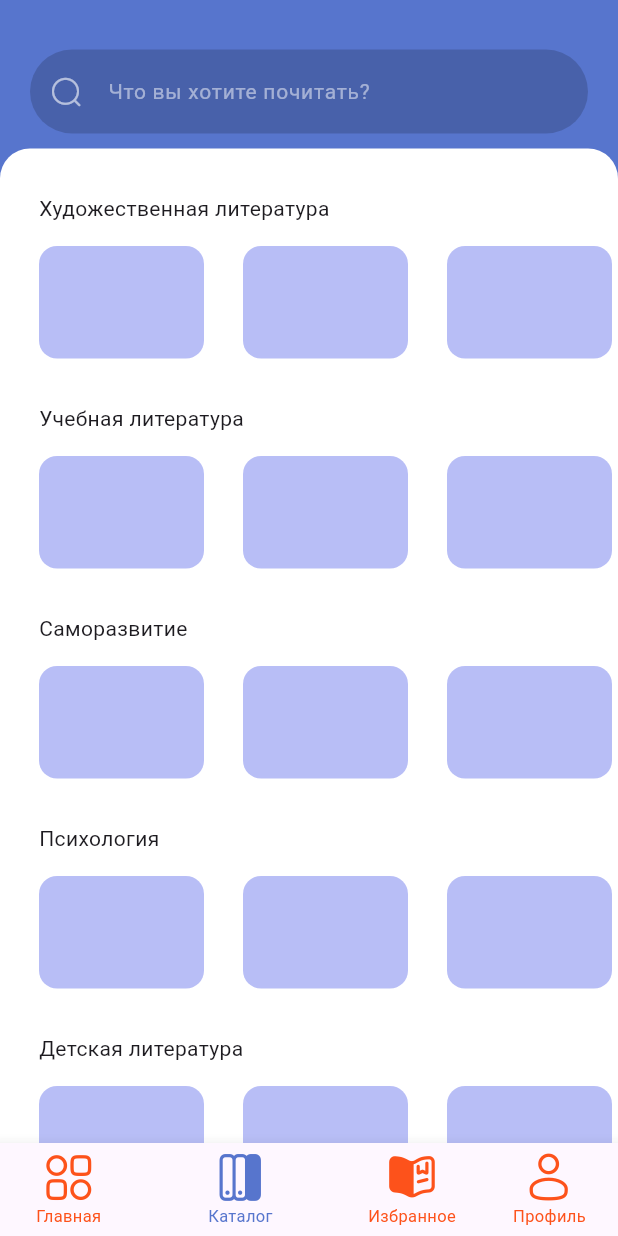
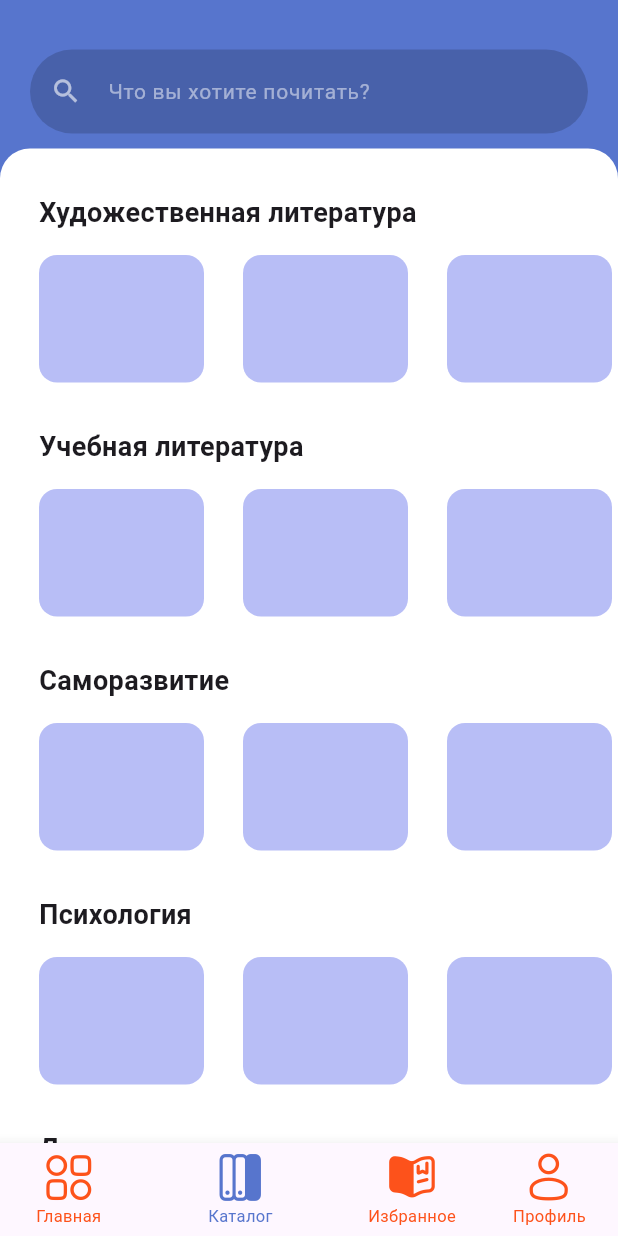
Before and after one commit to KASHINSKAES/BookTrack, a Flutter app: the screen it shows after launch, item 2 of the bottom bar chosen, on a phone screen of 412 x 824 dp. Run offline on Flutter 3.47's test engine with Material 3 defaults, Android fonts, the phone set to English and light mode, and no system bars; our stand-ins replace carousel_slider, flutter_svg; Roboto replaces fonts that are missing (MPLUSRounded1c).

Commit message:
nine commit

```diff
--- a/lib/icons.dart
+++ b/lib/icons.dart
@@ -14,6 +14,7 @@
 ///
 ///
 library;
+
 import 'package:flutter/widgets.dart';
 
 class MyFlutterApp {
@@ -74,4 +75,8 @@ class MyFlutterApp {
       IconData(0xe818, fontFamily: _kFontFam, fontPackage: _kFontPkg);
   static const IconData history_2 =
       IconData(0xe819, fontFamily: _kFontFam, fontPackage: _kFontPkg);
+
+  static const IconData tuning2 = IconData(0xe900, fontFamily: _kFontPkg);
+
+  static const IconData sort = IconData(0xe901, fontFamily: _kFontPkg);
 }
--- a/lib/main.dart
+++ b/lib/main.dart
@@ -2,6 +2,7 @@ import 'package:flutter/material.dart';
 import '/icons.dart';
 import '/pages/mainPage.dart';
 import '/pages/catalogPage.dart';
+import '/widgets/BookListPage.dart';
 
 void main() {
   runApp(const MyApp());
@@ -15,7 +16,7 @@ class MyApp extends StatelessWidget {
     return MaterialApp(
       debugShowCheckedModeBanner: false,
       theme: ThemeData(fontFamily: 'MPLUSRounded1c'),
-      home: BottomNavigationBarEX(),
+      home: const BottomNavigationBarEX(),
     );
   }
 }
@@ -24,42 +25,77 @@ class BottomNavigationBarEX extends StatefulWidget {
   const BottomNavigationBarEX({super.key});
 
   @override
-  State<BottomNavigationBarEX> createState() => HomePage();
+  State<BottomNavigationBarEX> createState() => _BottomNavigationBarEXState();
 }
 
-class HomePage extends State<BottomNavigationBarEX> {
-  static int _selectedIndex = 0;
-  static const List<Widget> _pages = <Widget>[
-    MainPage(),
-    Catalogpage(),
-    Icon(
-      Icons.chat,
-      size: 150,
-    ),
-     Icon(
-      Icons.chat,
-      size: 150,
-    ),
-  ];
+class _BottomNavigationBarEXState extends State<BottomNavigationBarEX> {
+  int _selectedIndex = 0;
+  String? _selectedCategory;
+
+  void _onCategoryTap(String category) {
+    setState(() {
+      _selectedCategory =
+          category; // Выбираем категорию для отображения BookListPage
+    });
+  }
+
   void _onItemTap(int index) {
     setState(() {
       _selectedIndex = index;
+      _selectedCategory =
+          null; // Сбрасываем категорию, чтобы вернуться на основную страницу
     });
+  }
+
+  static List<Widget> _mainPages(
+      BuildContext context, Function(String) onCategoryTap) {
+    return <Widget>[
+      const MainPage(),
+      CatalogPage(
+          onCategoryTap: onCategoryTap), // Передача обработчика в CatalogPage
+      const Icon(
+        Icons.favorite,
+        size: 150,
+      ),
+      const Icon(
+        Icons.person,
+        size: 150,
+      ),
+    ];
   }
 
   @override
   Widget build(BuildContext context) {
     return Scaffold(
-      body: Center(
-        child: _pages.elementAt(_selectedIndex),
+      body: Stack(
+        children: [
+          // Основное содержимое
+          _mainPages(context, _onCategoryTap)[_selectedIndex],
+
+          // Страница с книгами (если выбрана категория)
+          if (_selectedCategory != null)
+            Positioned.fill(
+              child: Align(
+                alignment: Alignment.topCenter,
+                child: BookListPage(
+                  category: _selectedCategory!,
+                  onBack: () {
+                    setState(() {
+                      _selectedCategory = null; // Убираем BookListPage
+                    });
+                  },
+                ),
+              ),
+            ),
+        ],
       ),
       bottomNavigationBar: BottomNavigationBar(
-        unselectedLabelStyle: TextStyle(fontSize: 11.0),
-        selectedLabelStyle: TextStyle(fontSize: 11.0),
+        unselectedLabelStyle: const TextStyle(fontSize: 11.0),
+        selectedLabelStyle: const TextStyle(fontSize: 11.0),
         iconSize: 35.0,
         showUnselectedLabels: true,
-        selectedItemColor: Color(0xff5775CD),
-        unselectedItemColor: Color(0xffFD521B),
+        selectedItemColor: const Color(0xff5775CD),
+        unselectedItemColor: const Color(0xffFD521B),
         items: const <BottomNavigationBarItem>[
           BottomNavigationBarItem(
               icon: Icon(MyFlutterApp.widget_2), label: 'Главная'),
--- a/lib/pages/catalogPage.dart
+++ b/lib/pages/catalogPage.dart
@@ -1,35 +1,23 @@
 import 'package:flutter/material.dart';
-import '/icons.dart';
-import 'package:flutter_svg/flutter_svg.dart';
-import 'package:carousel_slider/carousel_slider.dart';
+import '/widgets/BookListPage.dart';
 
-class Catalogpage extends StatelessWidget {
-  const Catalogpage({super.key});
+// CatalogPage с обработчиком нажатий на категории
+class CatalogPage extends StatelessWidget {
+  final Function(String) onCategoryTap;
+
+  const CatalogPage({super.key, required this.onCategoryTap});
 
   @override
   Widget build(BuildContext context) {
-    // Получаем размеры экрана
     final screenWidth = MediaQuery.of(context).size.width;
-    final screenHeight = MediaQuery.of(context).size.height;
-
-    // Вычисляем размеры блока
-    final blockWidth = screenWidth * 0.108; // 87% ширины экрана
-    final blockHeight = screenHeight * 0.07; // 20% высоты экрана
-
-    // Задаём отступ для "торчащих" частей блоков
-    final overlapOffset = screenWidth * 0.035; // 3.5% ширины экрана
 
     return Scaffold(
       backgroundColor: const Color(0xff5775CD),
-        body: ListView(children: [
-          //Поисковая строка
-          Container(
-            // Цвет фона AppBar
-            padding: const EdgeInsets.symmetric(horizontal: 20, vertical: 10),
-            child: Column(
+      body: ListView(
+        padding: const EdgeInsets.only(top: 23.0),
         children: [
           Padding(
-                  padding: EdgeInsets.only(top: 23),
+            padding: const EdgeInsets.symmetric(horizontal: 20, vertical: 10),
             child: TextField(
               decoration: InputDecoration(
                 hintText: 'Что вы хотите почитать?',
@@ -39,11 +27,12 @@ class Catalogpage extends StatelessWidget {
                 ),
                 prefixIcon: Opacity(
                   opacity: 0.6,
-                          child: Icon(
-                            MyFlutterApp.magnifer,
+                  child: const Icon(
+                    Icons.search,
                     size: 21.0,
                     color: Colors.white,
-                          )),
+                  ),
+                ),
                 filled: true,
                 fillColor: const Color(0xff3A4E88).withOpacity(0.5),
                 border: OutlineInputBorder(
@@ -52,108 +41,94 @@ class Catalogpage extends StatelessWidget {
                 ),
               ),
             ),
-                )
-              ],
-            ),
           ),
           Container(
             width: screenWidth,
-            decoration: BoxDecoration(
-              color: const Color.fromARGB(255, 255, 255, 255),
+            decoration: const BoxDecoration(
+              color: Colors.white,
               borderRadius: BorderRadius.only(
                 topLeft: Radius.circular(20),
                 topRight: Radius.circular(20),
               ),
             ),
-            child: Column(children: [
-              UncontainedLayout(text: 'Художественная литература'),
-              UncontainedLayout(
-                text: 'Учебная литература',
+            child: Column(
+              children: const [
+                BookCategory(title: 'Художественная литература'),
+                BookCategory(title: 'Учебная литература'),
+                BookCategory(title: 'Саморазвитие'),
+                BookCategory(title: 'Психология'),
+                BookCategory(title: 'Детская литература'),
+              ],
             ),
-              UncontainedLayout(
-                text: 'Саморазвитие',
           ),
-              UncontainedLayout(
-                text: 'Психология',
-              ),
-              UncontainedLayout(
-                text: 'Детская литература',
-              ),
-              UncontainedLayout(text: 'Художественная литература'),
-              UncontainedLayout(
-                text: 'Учебная литература',
-              ),
-              UncontainedLayout(
-                text: 'Саморазвитие',
-              ),
-              UncontainedLayout(
-                text: 'Психология',
-              ),
-              UncontainedLayout(
-                text: 'Детская литература',
-              ),
-            ]),
-          )
-        ]));
-  }
-}
-
-class UncontainedLayout extends StatelessWidget {
-  final String text;
-
-  const UncontainedLayout({
-    super.key,
-    required this.text,
-  });
-  @override
-  Widget build(BuildContext context) {
-    return Column(
-        textDirection: TextDirection.ltr,
-        crossAxisAlignment: CrossAxisAlignment.start,
-        children: [
-          Container(
-              margin: const EdgeInsets.only(top: 30, left: 26),
-              child: Text(
-                text,
-              )),
-          UncontainedLayoutCard()
-        ]);
-  }
-}
-
-class UncontainedLayoutCard extends StatelessWidget {
-  const UncontainedLayoutCard({
-    super.key,
-  });
-
-  @override
-  Widget build(BuildContext context) {
-    return SizedBox(
-      height: 90,
-      child: ListView(
-        // This next line does the trick.
-        scrollDirection: Axis.horizontal,
-        children: List<Widget>.generate(20, (int index) {
-          return Box();
-        }),
+        ],
       ),
     );
   }
 }
 
-class Box extends StatelessWidget {
-  const Box({
-    super.key,
-  });
+class BookCategory extends StatelessWidget {
+  final String title;
+
+  const BookCategory({super.key, required this.title});
+
+  @override
+  Widget build(BuildContext context) {
+    return Column(
+      crossAxisAlignment: CrossAxisAlignment.start,
+      children: [
+        Padding(
+          padding: const EdgeInsets.only(top: 30, left: 26),
+          child: Text(
+            title,
+            style: const TextStyle(
+              fontSize: 18,
+              fontWeight: FontWeight.bold,
+            ),
+          ),
+        ),
+        SizedBox(
+          height: 100,
+          child: ListView.builder(
+            scrollDirection: Axis.horizontal,
+            itemCount: 10,
+            itemBuilder: (context, index) {
+              return GestureDetector(
+                onTap: () {
+                  Navigator.push(
+                    context,
+                    MaterialPageRoute(
+                      builder: (context) => BookListPage(
+                        category: title,
+                        onBack: () {
+                          Navigator.pop(context);
+                        },
+                      ),
+                    ),
+                  );
+                },
+                child: const BookCard(),
+              );
+            },
+          ),
+        ),
+      ],
+    );
+  }
+}
+
+class BookCard extends StatelessWidget {
+  const BookCard({super.key});
 
   @override
   Widget build(BuildContext context) {
     return Container(
       width: 110,
-        margin: EdgeInsets.only(top: 15, left: 26),
+      margin: const EdgeInsets.only(top: 15, left: 26),
       decoration: BoxDecoration(
         color: const Color(0xffB8BEF6),
         borderRadius: BorderRadius.circular(12.0),
-        ));
+      ),
+    );
   }
 }
--- a/lib/pages/mainPage.dart
+++ b/lib/pages/mainPage.dart
@@ -1,6 +1,6 @@
 import 'package:flutter/material.dart';
 import '/icons.dart';
-import '/widgets/bookGrid.dart';
+import '/widgets/AdaptiveBookGrid.dart';
 import 'package:flutter_svg/flutter_svg.dart';
 import 'package:carousel_slider/carousel_slider.dart';
 
@@ -12,6 +12,8 @@ class MainPage extends StatelessWidget {
     final screenWidth = MediaQuery.of(context).size.width;
     final screenHeight = MediaQuery.of(context).size.height;
 
+    const baseWidth = 375.0;
+    final scale = screenWidth / baseWidth;
     final blockWidth = screenWidth * 0.97;
     final blockHeight = screenHeight * 0.2;
     final overlapOffset = screenWidth * 0.035;
--- a/lib/widgets/bookGrid.dart
+++ b/lib/widgets/AdaptiveBookGrid.dart
@@ -140,7 +140,7 @@ class BookCard extends StatelessWidget {
             fontWeight: FontWeight.bold,
             color: const Color(0xff03044E),
           ),
-          maxLines: 2,
+          maxLines: 1,
           overflow: TextOverflow.ellipsis,
         ),
         SizedBox(height: textSpacing / 2),
```
Also changed, not shown: lib/widgets/BookListPage.dart (added, +201 -0 lines). Lines whose indentation alone changed are shown as unchanged.
